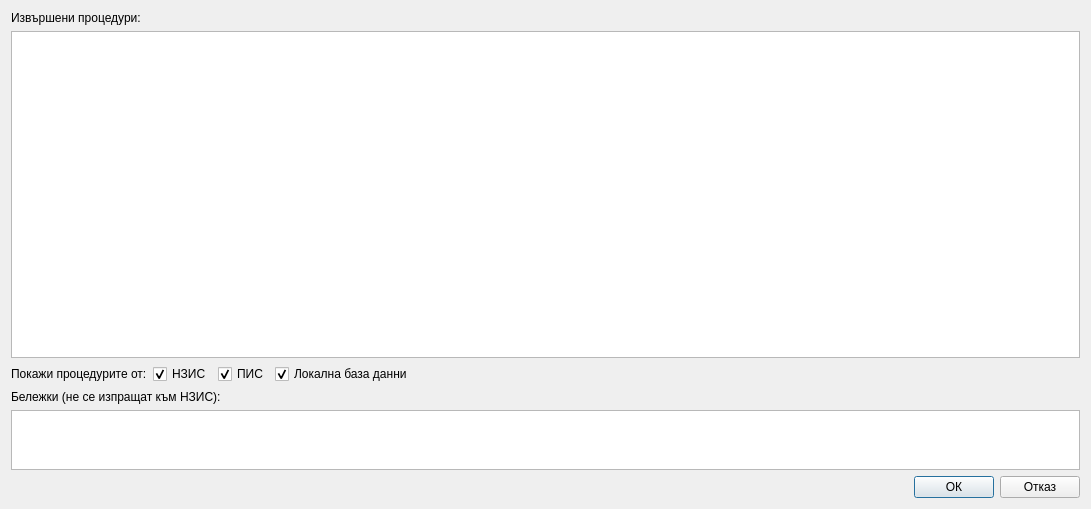
Old version of the form src/View/Widgets/DetailedStatus.ui in the repository thefinalcutbg/DinoDent.
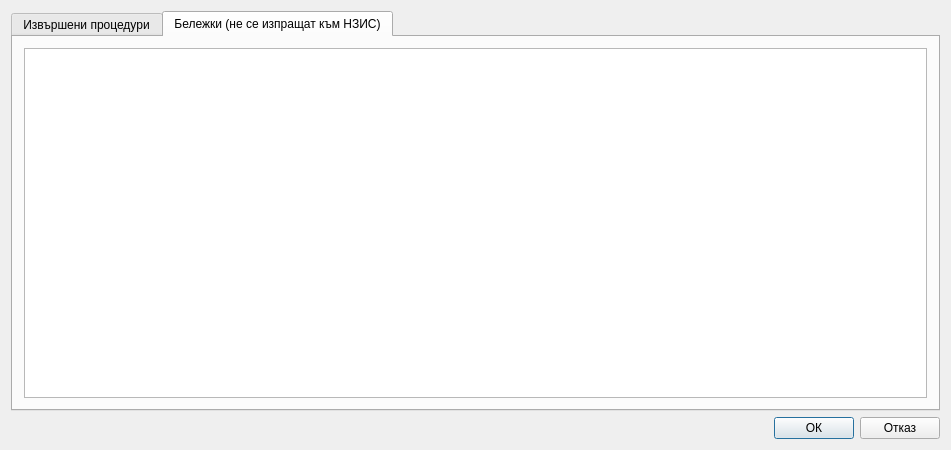
New version of the form. The open tabs and pages were chosen to show the change.

```diff
--- a/src/View/Widgets/DetailedStatus.ui
+++ b/src/View/Widgets/DetailedStatus.ui
@@ -6,8 +6,8 @@
    <rect>
     <x>0</x>
     <y>0</y>
-    <width>1091</width>
-    <height>509</height>
+    <width>951</width>
+    <height>450</height>
    </rect>
   </property>
   <property name="minimumSize">
@@ -19,14 +19,17 @@
   <property name="windowTitle">
    <string>DetailedStatus</string>
   </property>
+  <layout class="QVBoxLayout" name="verticalLayout_3">
+   <item>
+    <widget class="QTabWidget" name="tabWidget">
+     <property name="currentIndex">
+      <number>0</number>
+     </property>
+     <widget class="QWidget" name="tab">
+      <attribute name="title">
+       <string>Извършени процедури</string>
+      </attribute>
   <layout class="QVBoxLayout" name="verticalLayout_2">
-   <item>
-    <widget class="QLabel" name="label">
-     <property name="text">
-      <string>Извършени процедури:</string>
-     </property>
-    </widget>
-   </item>
    <item>
     <widget class="QTableView" name="tableView">
      <property name="minimumSize">
@@ -94,49 +97,17 @@
      </item>
     </layout>
    </item>
-   <item>
-    <widget class="QLabel" name="notesTitle">
-     <property name="sizePolicy">
-      <sizepolicy hsizetype="Preferred" vsizetype="Preferred">
-       <horstretch>0</horstretch>
-       <verstretch>0</verstretch>
-      </sizepolicy>
-     </property>
-     <property name="minimumSize">
-      <size>
-       <width>0</width>
-       <height>0</height>
-      </size>
-     </property>
-     <property name="maximumSize">
-      <size>
-       <width>16777215</width>
-       <height>16777215</height>
-      </size>
-     </property>
-     <property name="text">
-      <string>Бележки (не се изпращат към НЗИС):</string>
-     </property>
-     <property name="textFormat">
-      <enum>Qt::TextFormat::PlainText</enum>
-     </property>
-     <property name="scaledContents">
-      <bool>false</bool>
-     </property>
-     <property name="alignment">
-      <set>Qt::AlignmentFlag::AlignLeading|Qt::AlignmentFlag::AlignLeft|Qt::AlignmentFlag::AlignVCenter</set>
-     </property>
-     <property name="margin">
-      <number>0</number>
-     </property>
-    </widget>
-   </item>
-   <item>
-    <layout class="QHBoxLayout" name="horizontalLayout">
+      </layout>
+     </widget>
+     <widget class="QWidget" name="tab_2">
+      <attribute name="title">
+       <string>Бележки (не се изпращат към НЗИС)</string>
+      </attribute>
+      <layout class="QVBoxLayout" name="verticalLayout">
      <item>
       <widget class="QTextEdit" name="notesEdit">
        <property name="sizePolicy">
-        <sizepolicy hsizetype="Expanding" vsizetype="Maximum">
+          <sizepolicy hsizetype="Expanding" vsizetype="Expanding">
          <horstretch>0</horstretch>
          <verstretch>0</verstretch>
         </sizepolicy>
@@ -144,12 +115,14 @@
        <property name="maximumSize">
         <size>
          <width>16777215</width>
-         <height>60</height>
+           <height>16777215</height>
         </size>
        </property>
       </widget>
      </item>
     </layout>
+     </widget>
+    </widget>
    </item>
    <item>
     <layout class="QHBoxLayout" name="horizontalLayout_2">
```
Lines whose indentation alone changed are shown as unchanged.
